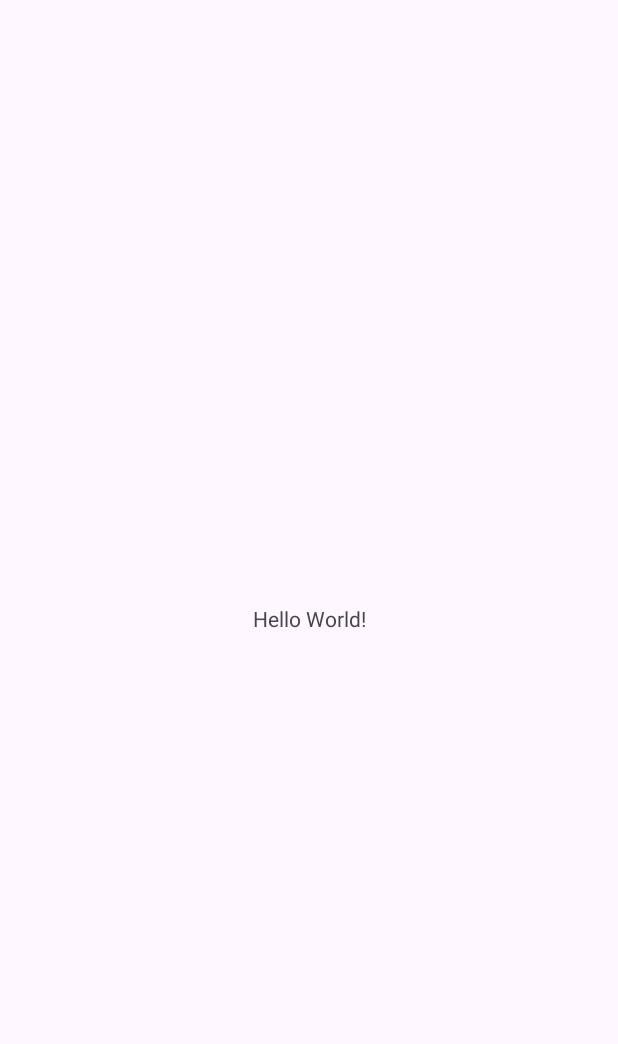
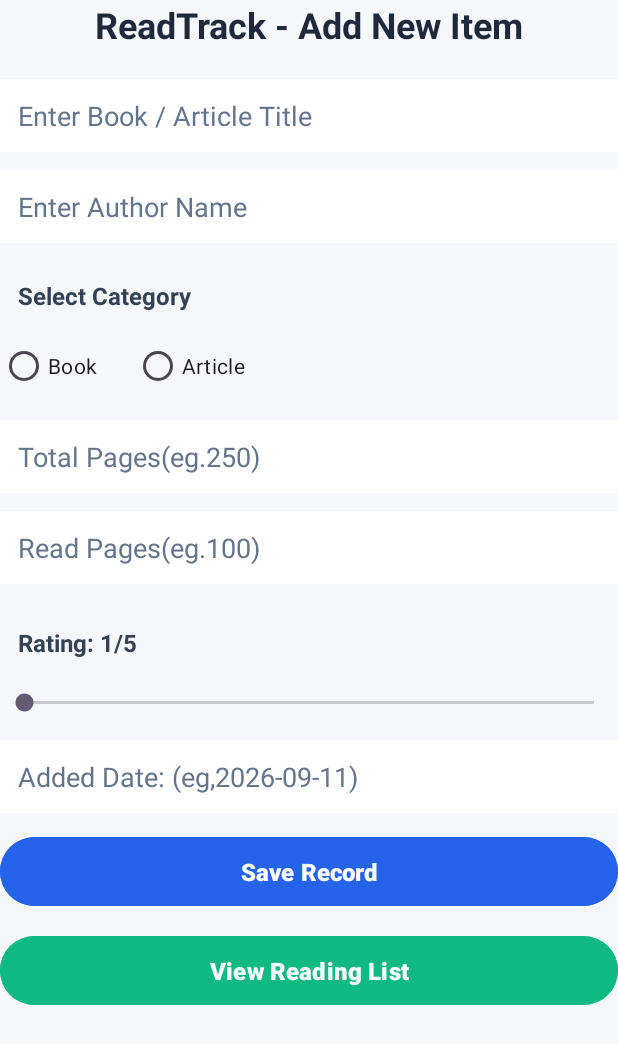
Before and after one commit to Chamuditha20/bookapp, an Android app: the screen it shows after launch (MainActivity), on a phone screen of 412 x 824 dp. Before the commit the part shown is almost empty. Shown: the top 1044 px of the screen. Run offline under Robolectric (Android 15) with nearby library versions, the phone set to English and light mode, and no system bars.

Commit message:
ui: design MainActivity layout for adding books

```diff
--- a/app/src/main/res/layout/activity_main.xml
+++ b/app/src/main/res/layout/activity_main.xml
@@ -1,19 +1,153 @@
 <?xml version="1.0" encoding="utf-8"?>
-<androidx.constraintlayout.widget.ConstraintLayout xmlns:android="http://schemas.android.com/apk/res/android"
+<ScrollView xmlns:android="http://schemas.android.com/apk/res/android"
     xmlns:app="http://schemas.android.com/apk/res-auto"
     xmlns:tools="http://schemas.android.com/tools"
     android:id="@+id/main"
     android:layout_width="match_parent"
     android:layout_height="match_parent"
-    tools:context=".MainActivity">
+    tools:context=".MainActivity"
+    android:background="#F5F7FA"
+    android:padding="20dp">
 
-    <TextView
-        android:layout_width="wrap_content"
+    <LinearLayout
+        android:layout_width="match_parent"
         android:layout_height="wrap_content"
-        android:text="Hello World!"
-        app:layout_constraintBottom_toBottomOf="parent"
-        app:layout_constraintEnd_toEndOf="parent"
-        app:layout_constraintStart_toStartOf="parent"
-        app:layout_constraintTop_toTopOf="parent" />
+        android:orientation="vertical">
 
-</androidx.constraintlayout.widget.ConstraintLayout>
+        <TextView
+            android:layout_width="match_parent"
+            android:layout_height="wrap_content"
+            android:text="ReadTrack - Add New Item"
+            android:textSize="24sp"
+            android:textStyle="bold"
+            android:textColor="#1E293B"
+            android:gravity="center"
+            android:layout_marginBottom="20dp"/>
+
+        <EditText
+            android:layout_width="match_parent"
+            android:layout_height="wrap_content"
+            android:id="@+id/etTitle"
+            android:hint="Enter Book / Article Title"
+            android:inputType="text"
+            android:padding="12dp"
+            android:background="#FFFFFF"
+            android:layout_marginBottom="12dp"
+            android:textColorHint="#64748B"
+            android:textColor="#0F172A"/>
+
+        <EditText
+            android:layout_width="match_parent"
+            android:layout_height="wrap_content"
+            android:id="@+id/etAuthor"
+            android:hint="Enter Author Name"
+            android:inputType="text"
+            android:padding="12dp"
+            android:background="#FFFFFF"
+            android:layout_marginBottom="12dp"
+            android:textColorHint="#64748B"
+            android:textColor="#0F172A"/>
+
+        <TextView
+            android:layout_width="wrap_content"
+            android:layout_height="wrap_content"
+            android:text="Select Category"
+            android:textSize="16sp"
+            android:textStyle="bold"
+            android:textColor="#334155"
+            android:padding="12dp"/>
+        <RadioGroup
+            android:layout_width="wrap_content"
+            android:layout_height="wrap_content"
+            android:id="@+id/rgCategory"
+            android:orientation="horizontal"
+            android:layout_marginBottom="12dp">
+
+            <RadioButton
+                android:layout_width="wrap_content"
+                android:layout_height="wrap_content"
+                android:id="@+id/rbBook"
+                android:text="Book"
+                android:layout_marginRight="24dp"/>
+            <RadioButton
+                android:layout_width="wrap_content"
+                android:layout_height="wrap_content"
+                android:id="@+id/rbArticle"
+                android:text="Article"
+                android:layout_marginRight="24dp"/>
+        </RadioGroup>
+        <EditText
+            android:layout_width="match_parent"
+            android:layout_height="wrap_content"
+            android:id="@+id/etTotalPages"
+            android:inputType="number"
+            android:padding="12dp"
+            android:hint="Total Pages(eg.250)"
+            android:background="#FFFFFF"
+            android:layout_marginBottom="12dp"
+            android:textColorHint="#64748B"
+            android:textColor="#0F172A"/>
+        <EditText
+            android:layout_width="match_parent"
+            android:layout_height="wrap_content"
+            android:id="@+id/etReadPages"
+            android:inputType="number"
+            android:hint="Read Pages(eg.100)"
+            android:padding="12dp"
+            android:background="#FFFFFF"
+            android:layout_marginBottom="12dp"
+            android:textColorHint="#64748B"
+            android:textColor="#0F172A"/>
+        <TextView
+            android:layout_width="wrap_content"
+            android:layout_height="wrap_content"
+            android:id="@+id/tvRating"
+            android:text="Rating: 1/5"
+            android:padding="12dp"
+            android:textSize="16sp"
+            android:textStyle="bold"
+            android:textColor="#334155"
+            android:layout_marginTop="4dp"/>
+        <SeekBar
+            android:layout_width="match_parent"
+            android:layout_height="wrap_content"
+            android:id="@+id/sbRating"
+            android:max="5"
+            android:layout_marginTop="8dp"
+            android:layout_marginBottom="16dp"/>
+        <EditText
+            android:layout_width="match_parent"
+            android:layout_height="wrap_content"
+            android:id="@+id/etDate"
+            android:hint="Added Date: (eg,2026-09-11)"
+            android:inputType="date"
+            android:padding="12dp"
+            android:background="#FFFFFF"
+            android:layout_marginBottom="12dp"
+            android:textColorHint="#64748B"
+            android:textColor="#0F172A"/>
+        <Button
+            android:layout_width="match_parent"
+            android:layout_height="wrap_content"
+            android:id="@+id/btnSave"
+            android:text="Save Record"
+            android:textSize="16sp"
+            android:textStyle="bold"
+            android:backgroundTint="#2563EB"
+            android:padding="12dp"
+            android:textColor="#FFFFFF"
+            android:layout_marginBottom="12dp"/>
+
+        <Button
+            android:layout_width="match_parent"
+            android:layout_height="wrap_content"
+            android:id="@+id/btnViewList"
+            android:text="View Reading List"
+            android:textSize="16sp"
+            android:textStyle="bold"
+            android:backgroundTint="#10B981"
+            android:padding="12dp"
+            android:textColor="#FFFFFF"
+            android:layout_marginBottom="12dp"/>
+    </LinearLayout>
+</ScrollView>
```
